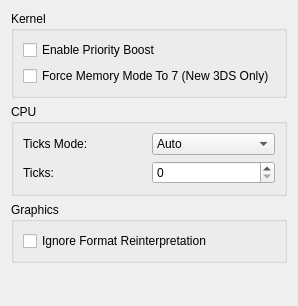
Before: the Qt Designer form src/citra/configuration/configure_hacks.ui in GreenAmaranthine/citra, drawn with Qt 5.
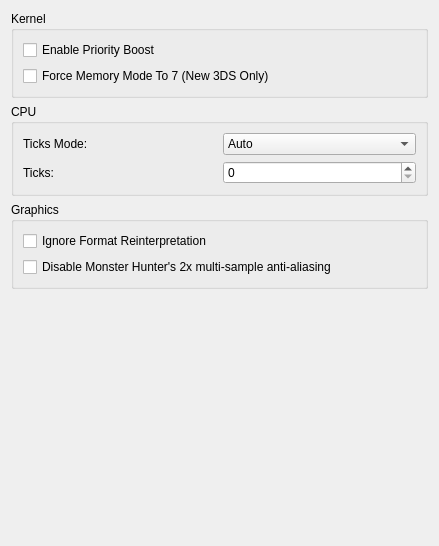
After: the same form once the commit is applied.

```diff
--- a/src/citra/configuration/configure_hacks.ui
+++ b/src/citra/configuration/configure_hacks.ui
@@ -6,8 +6,8 @@
    <rect>
     <x>0</x>
     <y>0</y>
-    <width>293</width>
-    <height>306</height>
+    <width>439</width>
+    <height>546</height>
    </rect>
   </property>
   <property name="windowTitle">
@@ -112,6 +112,13 @@
           </property>
          </widget>
         </item>
+        <item>
+         <widget class="QCheckBox" name="disable_mh_2xmsaa">
+          <property name="text">
+           <string>Disable Monster Hunter's 2x multi-sample anti-aliasing</string>
+          </property>
+         </widget>
+        </item>
        </layout>
       </widget>
      </item>
```
